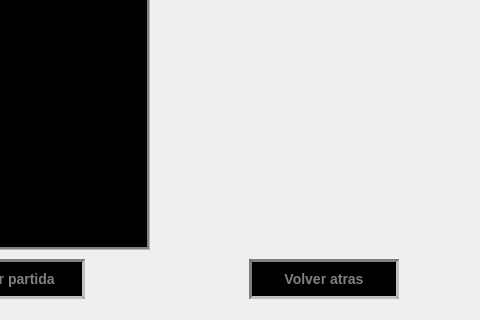
First picture: the form in client/vista/menu/menu_partidas.ui, repository AlanValdevenito/Worms, before the edit; both pictures show x 160 to 640 and y 160 to 480 of the 640 by 480 pixel window.
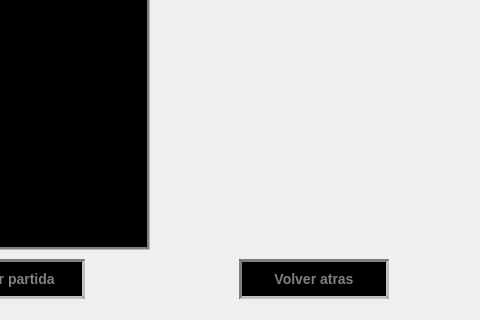
Second picture: the form after the edit. Icons and pictures are not drawn.

Commit message: Agrego que las ventanas del menu sean todas responsive

Diff of the .ui file:
```diff
--- a/client/vista/menu/menu_partidas.ui
+++ b/client/vista/menu/menu_partidas.ui
@@ -48,8 +48,14 @@
     </size>
    </property>
    <layout class="QGridLayout" name="gridLayout">
-    <item row="0" column="0">
+    <item row="0" column="1" alignment="Qt::AlignHCenter|Qt::AlignVCenter">
      <widget class="QFrame" name="frame">
+      <property name="minimumSize">
+       <size>
+        <width>640</width>
+        <height>480</height>
+       </size>
+      </property>
       <property name="frameShape">
        <enum>QFrame::NoFrame</enum>
       </property>
@@ -135,20 +141,10 @@
         <string>Elegir partida</string>
        </property>
       </widget>
-     </widget>
-    </item>
-    <item row="0" column="1">
-     <widget class="QFrame" name="frame_2">
-      <property name="frameShape">
-       <enum>QFrame::NoFrame</enum>
-      </property>
-      <property name="frameShadow">
-       <enum>QFrame::Raised</enum>
-      </property>
       <widget class="QPushButton" name="volverAtrasButton">
        <property name="geometry">
         <rect>
-         <x>86</x>
+         <x>390</x>
          <y>410</y>
          <width>150</width>
          <height>40</height>
```
Left out of the diff: 12 changed lines with no effect on the pictures. The commit also changes 6 other files.
